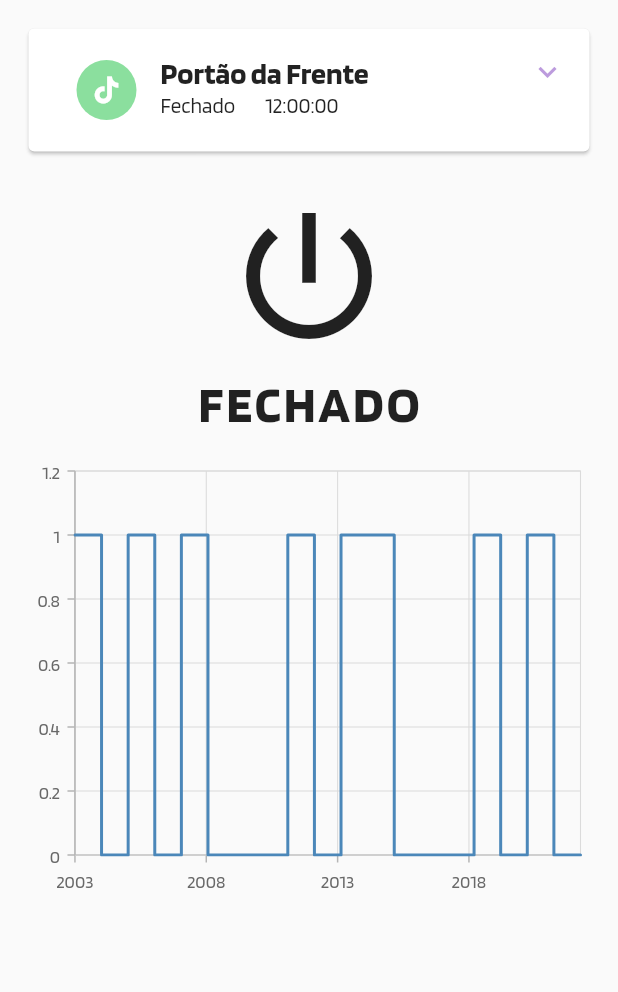
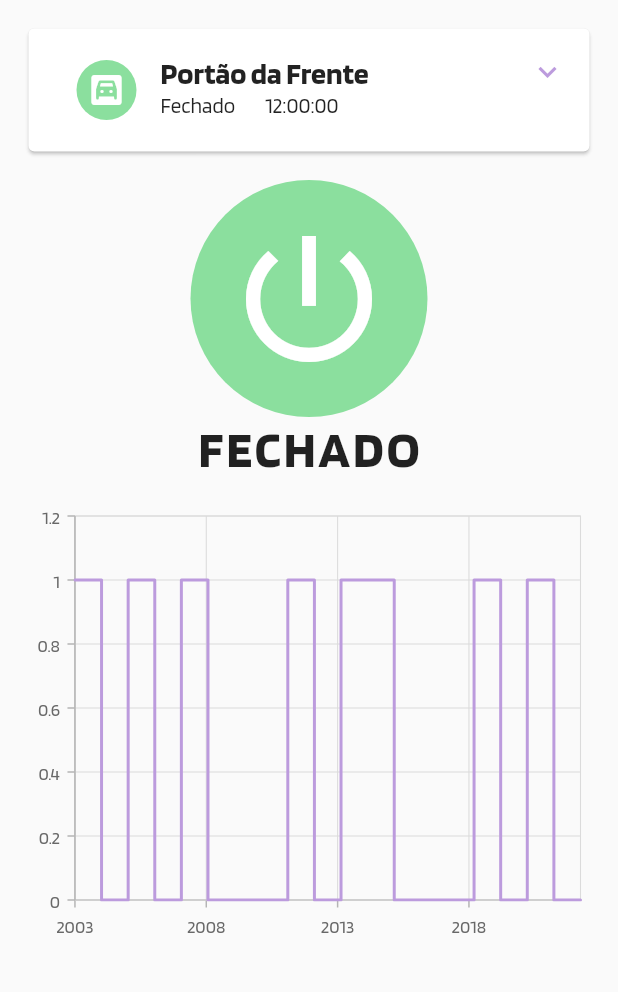
Before and after one commit to guilhermedacruzz/TCC_APP, a Flutter app: the PageHome screen opened by its route, on a phone screen of 412 x 824 dp, the part 84-1076 px from its top. Run offline on Flutter 3.47's test engine with Material 2 defaults, Android fonts, the phone set to English and light mode, and no system bars; our stand-ins replace animated_background, shared_preferences, syncfusion_flutter_charts; accounts and stored records are empty; project files that could hold a hidden picture were left out.

Commit message:
pequenos ajustes

```diff
--- a/lib/pages/page_home.dart
+++ b/lib/pages/page_home.dart
@@ -70,7 +70,7 @@ class _PageHomeState extends State<PageHome> {
                           borderRadius: BorderRadius.circular(100),
                         ),
                         child: Icon(
-                          Icons.tiktok,
+                          Icons.garage,
                           color: Theme.of(context).backgroundColor,
                         ),
                       ),
@@ -79,7 +79,8 @@ class _PageHomeState extends State<PageHome> {
                         style: Theme.of(context).textTheme.headline6,
                       ),
                       subtitle: DefaultTextStyle(
-                        style: Theme.of(context).textTheme.bodyText2 as TextStyle,
+                        style:
+                            Theme.of(context).textTheme.bodyText2 as TextStyle,
                         child: Row(
                           children: const [
                             Text("Fechado"),
@@ -103,7 +104,7 @@ class _PageHomeState extends State<PageHome> {
                                     borderRadius: BorderRadius.circular(100),
                                   ),
                                   child: Icon(
-                                    Icons.tiktok,
+                                    Icons.garage,
                                     color: Theme.of(context).backgroundColor,
                                   ),
                                 ),
@@ -131,11 +132,19 @@ class _PageHomeState extends State<PageHome> {
                 ),
               ),
               const SizedBox(height: 15),
-              IconButton(
-                iconSize: Theme.of(context).textTheme.headline1?.fontSize,
-                onPressed: () {},
-                icon: const Icon(
-                  Icons.power_settings_new,
+              Container(
+                padding: const EdgeInsets.all(15),
+                decoration: BoxDecoration(
+                  color: Theme.of(context).colorScheme.primary,
+                  borderRadius: BorderRadius.circular(100),
+                ),
+                child: IconButton(
+                  color: Theme.of(context).backgroundColor,
+                  iconSize: Theme.of(context).textTheme.headline1?.fontSize,
+                  onPressed: () {},
+                  icon: const Icon(
+                    Icons.power_settings_new,
+                  ),
                 ),
               ),
               Text(
--- a/lib/widgets/trash/grafics.dart
+++ b/lib/widgets/trash/grafics.dart
@@ -14,6 +14,7 @@ class GraficsTeste extends StatelessWidget {
       primaryXAxis: DateTimeAxis(),
       series: <ChartSeries>[
         StepLineSeries<ChartData, DateTime>(
+          color: Theme.of(context).highlightColor,
             dataSource: [
               for (int i = 0; i < 20; i++)
                 ChartData(DateTime.now().subtract(Duration(days: 370 * i)),
```
